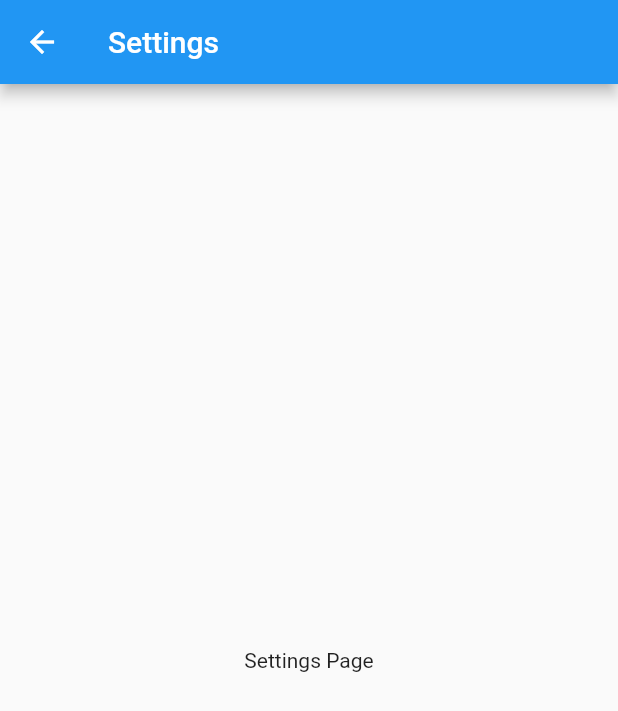
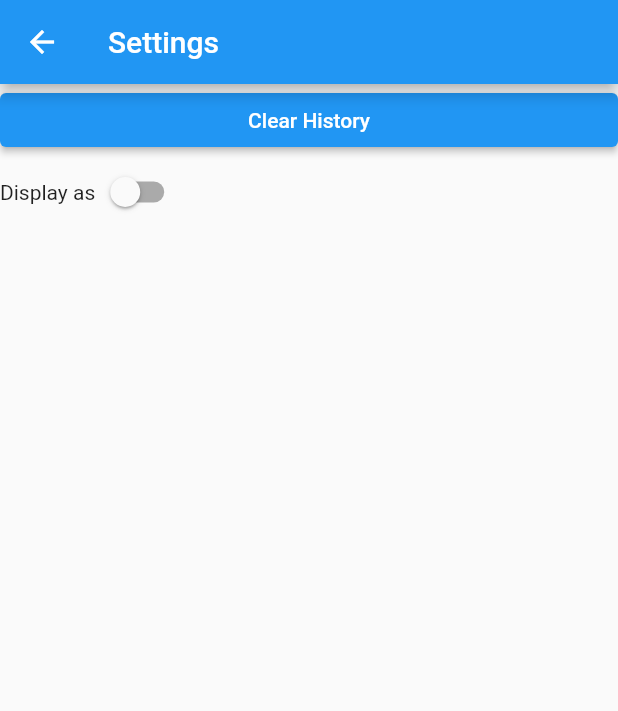
Before and after one commit to djsevy/BetterCalc, a Flutter app: the screen it shows after launch, item 3 of the bottom bar chosen, on a phone screen of 412 x 824 dp. Shown: the top 711 px of the screen. Run offline on Flutter 3.47's test engine with Material 2 defaults, Android fonts, the phone set to English and light mode, and no system bars.

Commit message:
Basic settings page, not finished or pretty

```diff
--- a/better_calc/lib/EquationCalc.dart
+++ b/better_calc/lib/EquationCalc.dart
@@ -44,7 +44,7 @@ class EquationCalc {
 
       historyString = imported;
     } catch (e) {
-      // history = []; //do nothing, as this is already true
+      history = []; //do nothing, as this is already true
       //do nothing with historyString either
     }
   }
--- a/better_calc/lib/main.dart
+++ b/better_calc/lib/main.dart
@@ -1,3 +1,5 @@
+// import 'dart:html';
+
 import 'EquationCalc.dart';
 import 'HistoryStorage.dart';
 import 'package:flutter/material.dart';
@@ -49,6 +51,7 @@ class _CalculatorScreenState extends State<CalculatorScreen> {
   bool secondMode = false;
 
   bool firstEquationEntered = false;
+  bool scientificNotationMode = false;
 
   @override
   void initState() {
@@ -472,6 +475,27 @@ class _CalculatorScreenState extends State<CalculatorScreen> {
     }
   }
 
+  void _updateSettingClearHistory(int count) {
+    setState(() {
+      widget.historystorage.clearHistory();
+      firstEquationEntered = false;
+      widget.eqcalc.setHistory("");
+      print("tested");
+    });
+  }
+
+  void _updateSettingSciNot(bool current) {
+    setState(() {
+      scientificNotationMode = !scientificNotationMode;
+      print(scientificNotationMode);
+      print("tested2");
+    });
+  }
+
+  bool _getSciNotMode() {
+    return scientificNotationMode;
+  }
+
   @override
   Widget build(BuildContext context) {
     var currentIndex = 0;
@@ -510,7 +534,12 @@ class _CalculatorScreenState extends State<CalculatorScreen> {
           } else if (index == 2) {
             Navigator.push(
               context,
-              MaterialPageRoute(builder: (context) => const SettingsPage()),
+              MaterialPageRoute(
+                  builder: (context) => SettingsPage(
+                      scientificNotMode: _getSciNotMode(),
+                      clearHistory: _updateSettingClearHistory,
+                      sciNotToggle: _updateSettingSciNot),
+              ),
             );
           }
         },
@@ -535,18 +564,58 @@ class NotesPage extends StatelessWidget {
   }
 }
 
-class SettingsPage extends StatelessWidget {
-  const SettingsPage({super.key});
+class SettingsPage extends StatefulWidget {
+
+  final ValueChanged<int> clearHistory;
+  final ValueChanged<bool> sciNotToggle;
+  bool scientificNotMode;
+  SettingsPage(
+      {required this.clearHistory,
+      required this.sciNotToggle,
+      required this.scientificNotMode,});
+
+  @override
+  SettingsPageState createState() => SettingsPageState();
+}
+
+class SettingsPageState extends State<SettingsPage> {
+
+
+  void _setSciNotToggleState(bool currentState) {
+    setState(() {
+      widget.sciNotToggle(widget.scientificNotMode);
+      widget.scientificNotMode = !widget.scientificNotMode;
+    });
+  }
 
   @override
   Widget build(BuildContext context) {
     return Scaffold(
-      appBar: AppBar(
-        title: const Text('Settings'),
-      ),
-      body: const Center(
-        child: Text('Settings Page'),
-      ),
-    );
+        appBar: AppBar(
+          title: const Text('Settings'),
+        ),
+        body: Column(children: [
+          Row(children: [
+            Expanded(
+                child: ElevatedButton(
+              onPressed: () =>
+                  widget.clearHistory(100), // Passing value to the parent widget.
+              child: Text(
+                  'Clear History'), //Would set stylings here, including margins? Or is that outside?
+              //Add another row do the 'display in scientific notation' toggle option. Oh, how aboutScienfific notation
+            )),
+          ]),
+          Row(children: [
+            Text("Display as"),
+            Switch(
+              value: widget.scientificNotMode,
+              onChanged: _setSciNotToggleState,
+              //     style: StyleElement(
+              // padding: const EdgeInsets.only(
+              //     left: 15.0, top: 8.0, bottom: 8.0, right: 15.0),
+              // alignment: Alignment.bottomLeft),
+            ),
+          ]),
+        ]));
   }
 }
```
